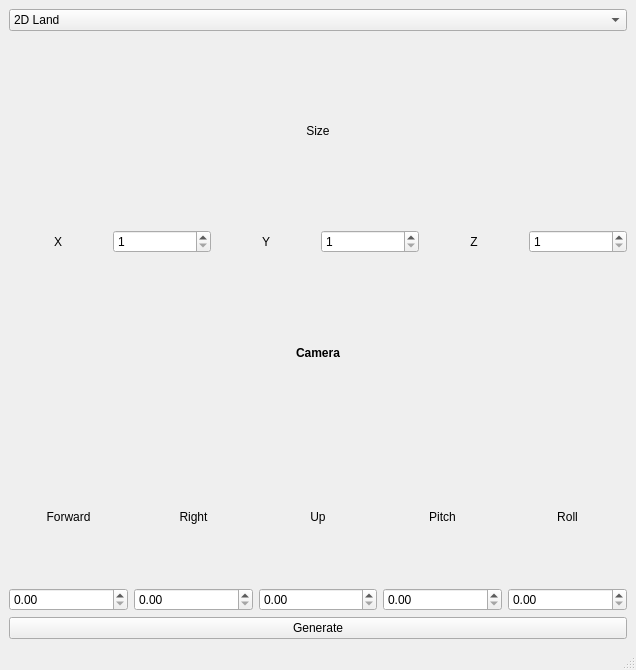
Above: app/PyGraphicsGen.ui from hodge-py/PythonScreenSaver before the change. Below: the same form after it.
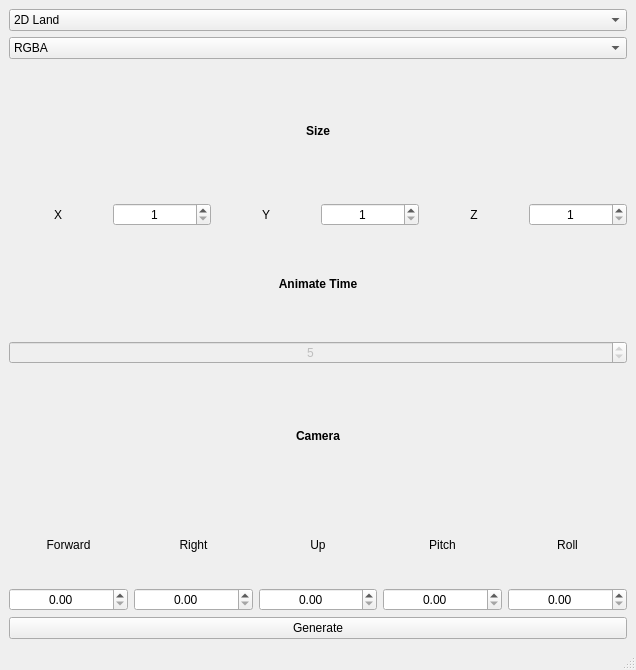
That is the form after the change.

The edit to the form file:
```diff
--- a/app/PyGraphicsGen.ui
+++ b/app/PyGraphicsGen.ui
@@ -21,12 +21,15 @@
     </size>
    </property>
    <layout class="QGridLayout" name="gridLayout_2">
-    <item row="4" column="0">
+    <item row="5" column="0">
      <layout class="QGridLayout" name="gridLayout">
       <item row="0" column="0">
        <layout class="QGridLayout" name="gridLayout_4">
         <item row="2" column="2">
          <widget class="QDoubleSpinBox" name="up">
+          <property name="alignment">
+           <set>Qt::AlignCenter</set>
+          </property>
           <property name="singleStep">
            <double>0.500000000000000</double>
           </property>
@@ -44,6 +47,9 @@
         </item>
         <item row="2" column="1">
          <widget class="QDoubleSpinBox" name="right">
+          <property name="alignment">
+           <set>Qt::AlignCenter</set>
+          </property>
           <property name="singleStep">
            <double>0.500000000000000</double>
           </property>
@@ -51,6 +57,9 @@
         </item>
         <item row="2" column="0">
          <widget class="QDoubleSpinBox" name="forward">
+          <property name="alignment">
+           <set>Qt::AlignCenter</set>
+          </property>
           <property name="singleStep">
            <double>0.500000000000000</double>
           </property>
@@ -78,6 +87,9 @@
         </item>
         <item row="2" column="3">
          <widget class="QDoubleSpinBox" name="pitch">
+          <property name="alignment">
+           <set>Qt::AlignCenter</set>
+          </property>
           <property name="singleStep">
            <double>0.500000000000000</double>
           </property>
@@ -111,6 +123,9 @@
         </item>
         <item row="2" column="4">
          <widget class="QDoubleSpinBox" name="roll">
+          <property name="alignment">
+           <set>Qt::AlignCenter</set>
+          </property>
           <property name="singleStep">
            <double>0.500000000000000</double>
           </property>
@@ -127,7 +142,7 @@
       </item>
      </layout>
     </item>
-    <item row="3" column="0">
+    <item row="4" column="0">
      <layout class="QHBoxLayout" name="horizontalLayout">
       <item>
        <widget class="QLabel" name="label_6">
@@ -163,18 +178,18 @@
         </item>
        </widget>
       </item>
-     </layout>
-    </item>
-    <item row="1" column="0">
-     <layout class="QGridLayout" name="gridLayout_3">
-      <item row="1" column="2">
-       <widget class="QLabel" name="label_7">
-        <property name="text">
-         <string>Size</string>
-        </property>
-        <property name="alignment">
-         <set>Qt::AlignCenter</set>
-        </property>
+      <item>
+       <widget class="QComboBox" name="mode">
+        <item>
+         <property name="text">
+          <string>RGBA</string>
+         </property>
+        </item>
+        <item>
+         <property name="text">
+          <string>RGB</string>
+         </property>
+        </item>
        </widget>
       </item>
      </layout>
@@ -193,6 +208,9 @@
       </item>
       <item>
        <widget class="QSpinBox" name="xspin">
+        <property name="alignment">
+         <set>Qt::AlignCenter</set>
+        </property>
         <property name="minimum">
          <number>1</number>
         </property>
@@ -213,6 +231,9 @@
       </item>
       <item>
        <widget class="QSpinBox" name="yspin">
+        <property name="alignment">
+         <set>Qt::AlignCenter</set>
+        </property>
         <property name="minimum">
          <number>1</number>
         </property>
@@ -230,6 +251,9 @@
       </item>
       <item>
        <widget class="QSpinBox" name="zpin">
+        <property name="alignment">
+         <set>Qt::AlignCenter</set>
+        </property>
         <property name="minimum">
          <number>1</number>
         </property>
@@ -237,6 +261,59 @@
       </item>
      </layout>
     </item>
+    <item row="1" column="0">
+     <layout class="QGridLayout" name="gridLayout_3">
+      <item row="1" column="2">
+       <widget class="QLabel" name="label_7">
+        <property name="font">
+         <font>
+          <weight>75</weight>
+          <bold>true</bold>
+         </font>
+        </property>
+        <property name="text">
+         <string>Size</string>
+        </property>
+        <property name="alignment">
+         <set>Qt::AlignCenter</set>
+        </property>
+       </widget>
+      </item>
+     </layout>
+    </item>
+    <item row="3" column="0">
+     <layout class="QVBoxLayout" name="verticalLayout_3">
+      <item>
+       <widget class="QLabel" name="label_11">
+        <property name="font">
+         <font>
+          <weight>75</weight>
+          <bold>true</bold>
+         </font>
+        </property>
+        <property name="text">
+         <string>Animate Time</string>
+        </property>
+        <property name="alignment">
+         <set>Qt::AlignCenter</set>
+        </property>
+       </widget>
+      </item>
+      <item>
+       <widget class="QSpinBox" name="animeBox">
+        <property name="enabled">
+         <bool>false</bool>
+        </property>
+        <property name="alignment">
+         <set>Qt::AlignCenter</set>
+        </property>
+        <property name="value">
+         <number>5</number>
+        </property>
+       </widget>
+      </item>
+     </layout>
+    </item>
    </layout>
   </widget>
   <widget class="QMenuBar" name="menubar">
```
Left out of the diff: 2 changed lines with no effect on the pictures.
